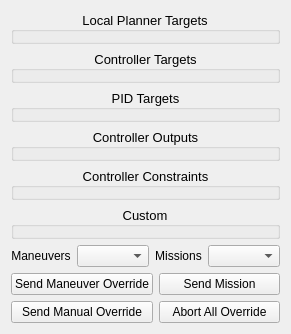
This is src/ground_station/src/Widgets/forms/WidgetManeuverPlanner.ui in theilem/uavEE as Qt 5 draws it before an edit. The edited form follows.
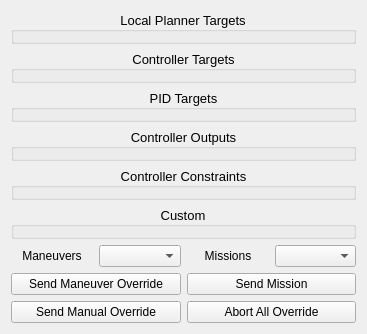
This is the edited form.

Commit message: Updated widget layout.

What changed in the file:
```diff
--- a/src/ground_station/src/Widgets/forms/WidgetManeuverPlanner.ui
+++ b/src/ground_station/src/Widgets/forms/WidgetManeuverPlanner.ui
@@ -6,8 +6,8 @@
    <rect>
     <x>0</x>
     <y>0</y>
-    <width>248</width>
-    <height>286</height>
+    <width>367</width>
+    <height>305</height>
    </rect>
   </property>
   <property name="sizePolicy">
@@ -117,6 +117,8 @@
       </layout>
      </item>
      <item>
+      <layout class="QGridLayout" name="gridLayout">
+       <item row="0" column="0">
       <layout class="QHBoxLayout" name="horizontalLayout">
        <item>
         <widget class="QLabel" name="maneuverLabel">
@@ -131,6 +133,10 @@
        <item>
         <widget class="QComboBox" name="maneuverOptions"/>
        </item>
+        </layout>
+       </item>
+       <item row="0" column="1">
+        <layout class="QHBoxLayout" name="horizontalLayout_2">
        <item>
         <widget class="QLabel" name="missionLabel">
          <property name="text">
@@ -153,30 +159,28 @@
        </item>
       </layout>
      </item>
-     <item>
-      <layout class="QGridLayout" name="gridLayout">
        <item row="1" column="0">
-        <widget class="QPushButton" name="apply">
-         <property name="text">
-          <string>Send Manual Override</string>
-         </property>
-        </widget>
-       </item>
-       <item row="0" column="0">
         <widget class="QPushButton" name="sendManeuver">
          <property name="text">
           <string>Send Maneuver Override</string>
          </property>
         </widget>
        </item>
-       <item row="0" column="1">
+       <item row="1" column="1">
         <widget class="QPushButton" name="sendMission">
          <property name="text">
           <string>Send Mission</string>
          </property>
         </widget>
        </item>
-       <item row="1" column="1">
+       <item row="2" column="0">
+        <widget class="QPushButton" name="apply">
+         <property name="text">
+          <string>Send Manual Override</string>
+         </property>
+        </widget>
+       </item>
+       <item row="2" column="1">
         <widget class="QPushButton" name="abort">
          <property name="text">
           <string>Abort All Override</string>
```
Lines whose indentation alone changed are shown as unchanged.
